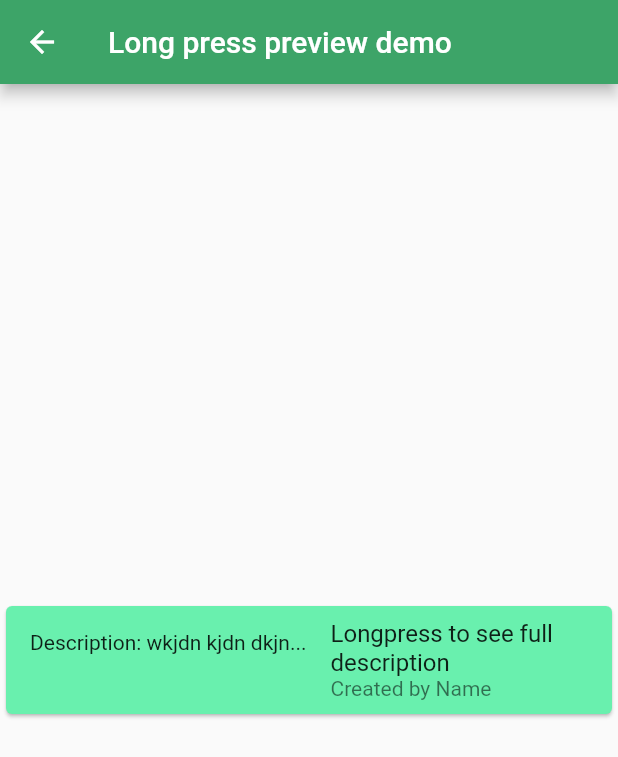
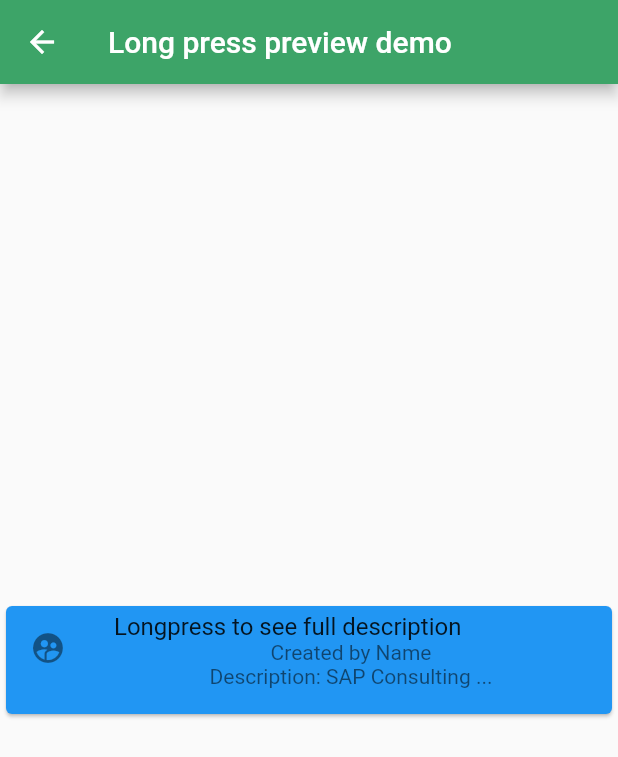
Before and after one commit to Enigma04/palisadoes_proposal, a Flutter app: the LongPressPreview screen opened directly, on a phone screen of 412 x 824 dp. Shown: the top 757 px of the screen. Run offline on Flutter 3.47's test engine with Material 2 defaults, Android fonts, the phone set to English and light mode, and no system bars; our stand-ins replace adaptive_theme, showcaseview; missing offline and left inert: polls.

Commit message:
made changes in longpress_preview.dart

```diff
--- a/lib/views/longpress_preview.dart
+++ b/lib/views/longpress_preview.dart
@@ -7,7 +7,7 @@ class LongPressPreview extends StatefulWidget {
 }
 
 class _LongPressPreviewState extends State<LongPressPreview> {
-  String description = "wkjdn kjdn dkjndkjdnkjdnfkjenfekjfnefkjnf efefnesfkjenf enfns fjenfeskjfn wefkjfnsd f efksnfewkjfnrsfskjf ef";
+  String description = "SAP Consulting Pvt. LTD, formed in 2002, is a leading provider of technical and business solutions. The organization has strength of 6529 employees spread across five locations – New York, California, Austin, Omaha and San Antonio.";
   bool showPreview = false;
 
   @override
@@ -33,13 +33,21 @@ class _LongPressPreviewState extends State<LongPressPreview> {
                 });
               },
 
-                child: Card(
-                    color: Colors.greenAccent,
-                    child: ListTile(
-                      title: Text("Longpress to see full description"),
-                      subtitle: Text("Created by Name"),
-                      leading: description.length >= 15? Text("Description: ${description.substring(0,15)}..."): Text("Description: $description"),
-                    )
+                child: Container(
+                  height: 80,
+                  child: Card(
+                      color: Colors.blue,
+                      child: ListTile(
+                        title: Text("Longpress to see full description"),
+                        subtitle: Column(
+                          children: [
+                            Text("Created by Name"),
+                            description.length >= 15? Text("Description: ${description.substring(0,15)}..."): Text("Description: $description"),
+                          ],
+                        ),
+                        leading: Icon(Icons.supervised_user_circle),
+                      )
+                  ),
                 ),
               ),
             ),
```
Also changed, not shown: 1 other file.
